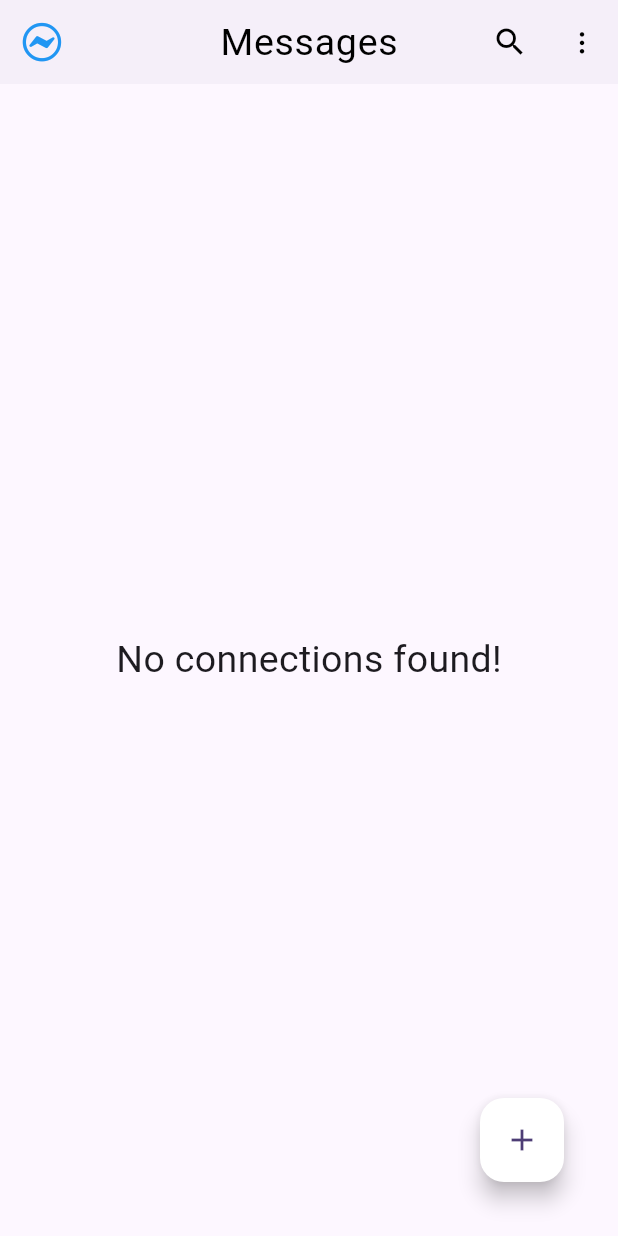
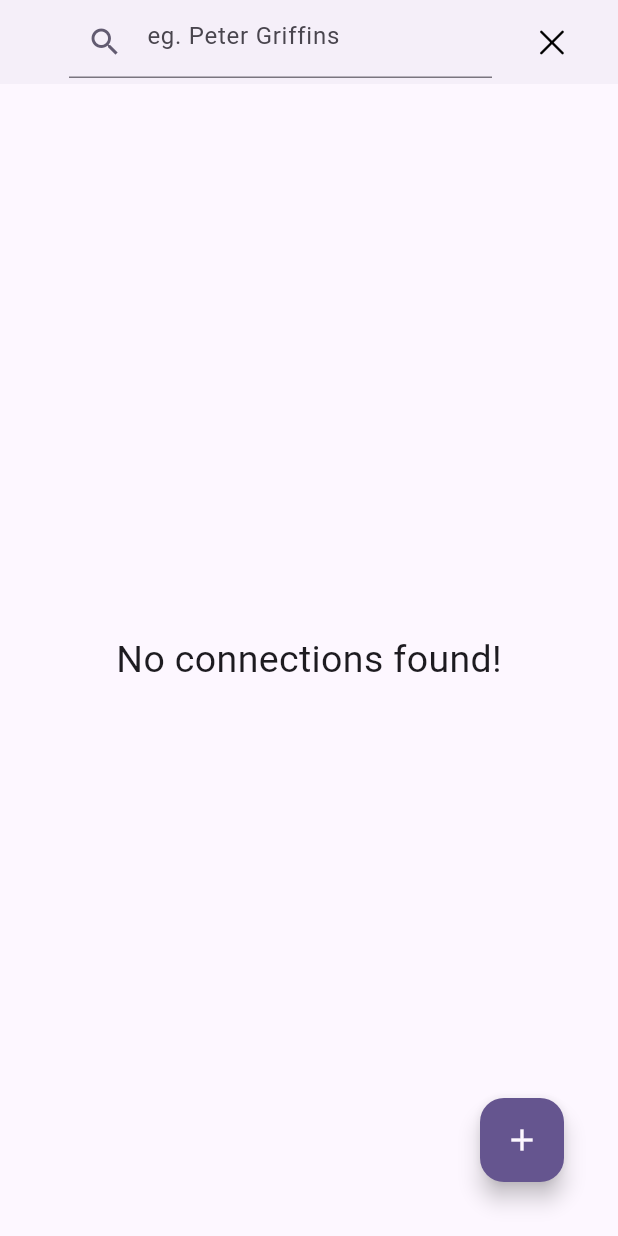
Before and after one commit to devzaq/Fake-Chats, a Flutter app: the HomeScreen screen opened directly, after a tap on the "search" icon, on a phone screen of 412 x 824 dp. Run offline on Flutter 3.47's test engine with Material 3 defaults, Android fonts, the phone set to English and light mode, and no system bars; our stand-ins replace cached_network_image, cloud_firestore, firebase_auth, firebase_core, google_fonts, google_sign_in; accounts and stored records are empty.

Commit message:
nav bar search icon changed

```diff
--- a/lib/screens/home_screen.dart
+++ b/lib/screens/home_screen.dart
@@ -2,11 +2,9 @@ import 'dart:developer';
 
 import 'package:flutter/cupertino.dart';
 import 'package:flutter/material.dart';
-import 'package:google_sign_in/google_sign_in.dart';
 import 'package:messages/api/apis.dart';
 import 'package:messages/main.dart';
 import 'package:messages/models/chat_user.dart';
-import 'package:messages/screens/auth/login_screen.dart';
 import 'package:messages/screens/profile_screen.dart';
 import 'package:messages/widgets/chat_user_card.dart';
 
@@ -20,7 +18,9 @@ class HomeScreen extends StatefulWidget {
 }
 
 class _HomeScreenState extends State<HomeScreen> {
-  List<ChatUser> list = [];
+  List<ChatUser> _list = [];
+  final List<ChatUser> _searchList = [];
+  bool _isSearching = false;
   @override
   void initState() {
     super.initState();
@@ -31,32 +31,59 @@ class _HomeScreenState extends State<HomeScreen> {
   Widget build(BuildContext context) {
     return Scaffold(
       appBar: AppBar(
-        title: const Text(
+
+        title: _isSearching?
+
+        Padding(
+          padding: const EdgeInsets.only(left: 30),
+          child: TextField(
+                      decoration: InputDecoration(
+                        prefixIcon: Icon(
+                          Icons.search,
+                          color: Theme.of(context).colorScheme.secondary,
+                        ),
+                        hintText: 'eg. Peter Griffins',
+                      ),
+                    ),
+        )
+
+         : const Text(
           'Messages',
           style: TextStyle(letterSpacing: .5, fontSize: 25),
         ),
-        leading: const Icon(
+        leading: _isSearching? null :const Icon(
           CupertinoIcons.bolt_horizontal_circle,
           size: 30,
           color: Colors.blue,
         ),
         actions: [
           IconButton(
-              onPressed: () {},
-              icon: const Icon(
-                Icons.search,
+              onPressed: () {
+                setState(() {
+                  _isSearching = !_isSearching;
+                });
+              },
+              icon: Icon(
+                _isSearching ? CupertinoIcons.clear : Icons.search,
               )),
-          IconButton(
+          Visibility(
+            visible: !_isSearching,
+            child: IconButton(
                 onPressed: () {
-                log("List[0]: ${list[0]}");
-                Navigator.push(
-                    context,
+                  Navigator.push(context,
                       CustomPageRoute(child: ProfileScreen(user: APIs.me)));
                 },
                 icon: const Icon(
                   CupertinoIcons.ellipsis_vertical,
                   size: 18,
-              ))
+                )),
+          ),
+          Visibility(
+            visible: _isSearching,
+            child: const SizedBox(
+              width: 20,
+            ),
+          )
         ],
       ),
       floatingActionButton: Padding(
@@ -64,13 +91,12 @@ class _HomeScreenState extends State<HomeScreen> {
         child: FloatingActionButton(
           onPressed: () async {
             Navigator.push(
-                context,
-                CustomPageRoute(
-                    child: ProfileScreen(user: APIs.me)));
+                context, CustomPageRoute(child: ProfileScreen(user: APIs.me)));
           },
-          backgroundColor: Colors.white,
-          child: const Icon(
+          backgroundColor: Theme.of(context).colorScheme.primary,
+          child: Icon(
             Icons.add,
+            color: Theme.of(context).colorScheme.background,
           ),
         ),
       ),
@@ -86,9 +112,10 @@ class _HomeScreenState extends State<HomeScreen> {
               case ConnectionState.active:
               case ConnectionState.done:
                 final data = snapshot.data?.docs;
-                list = data?.map((e) => ChatUser.fromJson(e.data())).toList() ??
+                _list =
+                    data?.map((e) => ChatUser.fromJson(e.data())).toList() ??
                         [];
-                if (list.isEmpty) {
+                if (_list.isEmpty) {
                   return const Center(
                       child: Text(
                     "No connections found!",
@@ -99,11 +126,12 @@ class _HomeScreenState extends State<HomeScreen> {
                   ));
                 }
                 return ListView.builder(
-                    itemCount: list.length,
+                    itemCount: _list.length,
                     padding: EdgeInsets.only(top: 10, bottom: mq.height * 0.1),
-                    physics: const BouncingScrollPhysics(parent: AlwaysScrollableScrollPhysics()),
+                    physics: const BouncingScrollPhysics(
+                        parent: AlwaysScrollableScrollPhysics()),
                     itemBuilder: (context, index) {
-                      return ChatUserCard(user: list[index]);
+                      return ChatUserCard(user: _list[index]);
                       // return Text('Name: ${list[index].name}');
                     });
             }
--- a/lib/screens/profile_screen.dart
+++ b/lib/screens/profile_screen.dart
@@ -3,7 +3,6 @@ import 'dart:developer';
 import 'package:cached_network_image/cached_network_image.dart';
 import 'package:flutter/cupertino.dart';
 import 'package:flutter/material.dart';
-import 'package:flutter/widgets.dart';
 import 'package:google_sign_in/google_sign_in.dart';
 import 'package:messages/api/apis.dart';
 import 'package:messages/helper/dialogs.dart';
@@ -74,9 +73,9 @@ class _ProfileScreenState extends State<ProfileScreen> {
                           height: 40,
                           shape: const CircleBorder(),
                           color: Theme.of(context).colorScheme.primary,
-                          child: const Icon(
+                          child: Icon(
                             Icons.camera_alt_outlined,
-                            color: Colors.black,
+                            color: Theme.of(context).colorScheme.background,
                           ),
                         ),
                       )
@@ -166,7 +165,7 @@ class _ProfileScreenState extends State<ProfileScreen> {
               opacity: !showFab ? 1 : 0,
               child: FloatingActionButton.extended(
                 shape: const StadiumBorder(),
-                label: const Text("Logout"),
+                label: Text("Logout",style: TextStyle(color: Theme.of(context).colorScheme.background),),
                 onPressed: () async {
                   Dialogs.showProgressbar(context);
                   await APIs.auth.signOut().then((value) async {
@@ -181,8 +180,9 @@ class _ProfileScreenState extends State<ProfileScreen> {
                   });
                 },
                 backgroundColor: Theme.of(context).colorScheme.primary,
-                icon: const Icon(
+                icon: Icon(
                   Icons.logout,
+                  color: Theme.of(context).colorScheme.background,
                 ),
               ),
             ),
--- a/lib/screens/splash_screen.dart
+++ b/lib/screens/splash_screen.dart
@@ -20,15 +20,14 @@ class _SplashScreenState extends State<SplashScreen> {
   void initState() {
     super.initState();
     Future.delayed(const Duration(milliseconds: 5000), () {
-      SystemChrome.setEnabledSystemUIMode(SystemUiMode.edgeToEdge,overlays: [SystemUiOverlay.top]);
+      SystemChrome.setEnabledSystemUIMode(SystemUiMode.edgeToEdge,
+          overlays: [SystemUiOverlay.top]);
       SystemChrome.setSystemUIOverlayStyle(const SystemUiOverlayStyle(
           systemStatusBarContrastEnforced: true,
           systemNavigationBarColor: Colors.transparent,
-          statusBarColor: Colors.lime,
           systemNavigationBarDividerColor: Colors.transparent,
           systemNavigationBarIconBrightness: Brightness.dark,
-          statusBarIconBrightness: Brightness.dark
-          ));
+          statusBarIconBrightness: Brightness.dark));
       if (APIs.auth.currentUser != null) {
         log('\nUser: ${APIs.auth.currentUser}');
         Navigator.pushReplacement(
@@ -51,24 +50,32 @@ class _SplashScreenState extends State<SplashScreen> {
             width: mq.width * 0.5,
             right: mq.width * 0.25,
             bottom: mq.height * 0.6,
-            child: const CircleAvatar(backgroundImage: AssetImage("images/fakeSplashScreen.png"), radius: 100, ),
+            child: const CircleAvatar(
+              backgroundImage: AssetImage("images/fakeSplashScreen.png"),
+              radius: 100,
+            ),
           ),
           Positioned(
             bottom: mq.height * 0.15,
             width: mq.width,
             child: RichText(
                 textAlign: TextAlign.center,
-              text: TextSpan(style: GoogleFonts.roboto(
+                text: TextSpan(
+                    style: GoogleFonts.roboto(
                         textStyle: const TextStyle(
                             backgroundColor: Colors.black,
                             fontSize: 40,
                             fontWeight: FontWeight.w500,
-                      color: Colors.white)), children: const [
+                            color: Colors.white)),
+                    children: const [
                       TextSpan(text: 'Fake'),
-                TextSpan(text: 'Chats',style: TextStyle(backgroundColor: Colors.amber,color: Colors.black, wordSpacing: 1))
-              ])
-
-            ),
+                      TextSpan(
+                          text: 'Chats',
+                          style: TextStyle(
+                              backgroundColor: Colors.amber,
+                              color: Colors.black,
+                              wordSpacing: 1))
+                    ])),
           )
         ],
       ),
```
Lines whose indentation alone changed are shown as unchanged.
